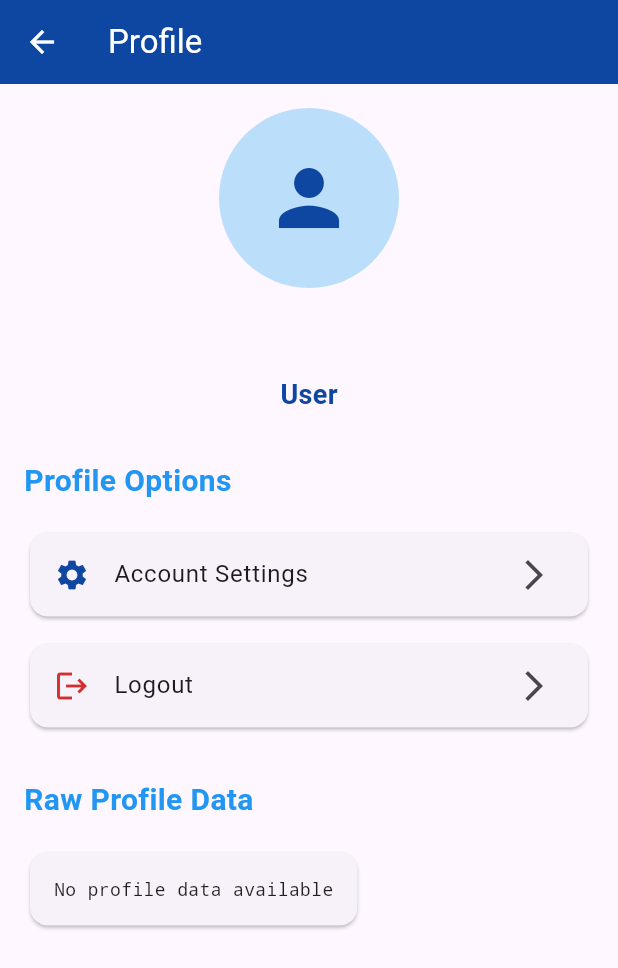
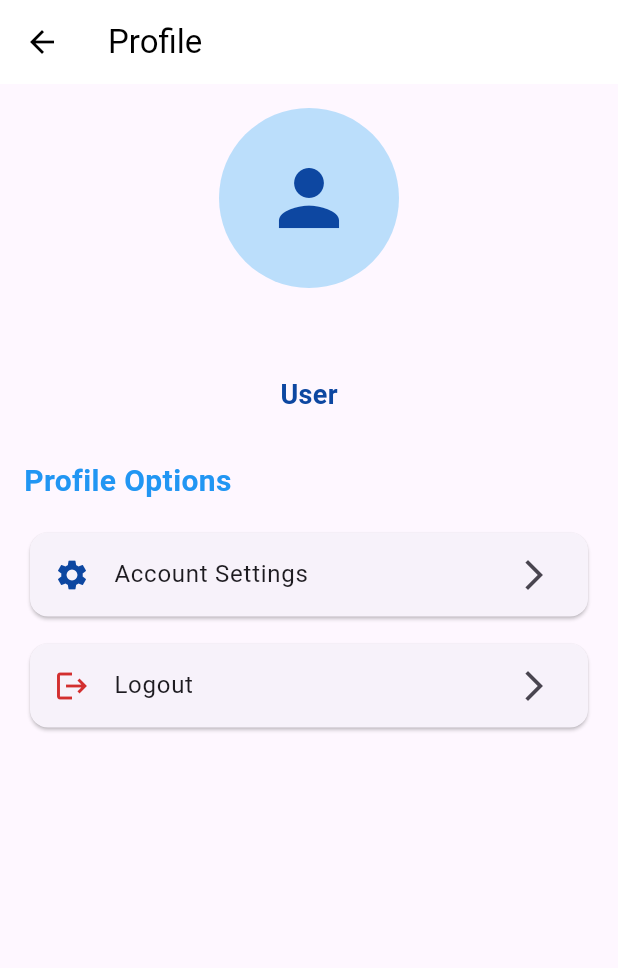
Before and after one commit to GlobalTechSoftwareSolution/politics_app, a Flutter app: the ProfileScreen screen opened directly with empty values, on a phone screen of 412 x 824 dp. Shown: the top 968 px of the screen. Run offline on Flutter 3.47's test engine with Material 3 defaults, Android fonts, the phone set to English and light mode, and no system bars; our stand-ins replace image_picker, shared_preferences; accounts and stored records are empty; network calls fail.

Commit message:
ready to review

```diff
--- a/lib/views/content_management_screen.dart
+++ b/lib/views/content_management_screen.dart
@@ -31,6 +31,11 @@ class _ContentManagementScreenState extends State<ContentManagementScreen> {
           _adminEmail = credentials['email'] ?? '';
           _adminPassword = credentials['password'] ?? '';
         });
+        print('=== LOADED CREDENTIALS FROM AUTH SERVICE ===');
+        print('Email: $_adminEmail');
+        print('Password length: ${_adminPassword.length}');
+      } else {
+        print('=== NO CREDENTIALS FOUND IN AUTH SERVICE ===');
       }
     } catch (e) {
       print('Error loading credentials: $e');
--- a/lib/views/profile_screen.dart
+++ b/lib/views/profile_screen.dart
@@ -98,12 +98,9 @@ class _ProfileScreenState extends State<ProfileScreen> {
     return Scaffold(
       appBar: AppBar(
         title: const Text('Profile'),
-        backgroundColor: Colors.blue[900],
-        foregroundColor: Colors.white,
-        leading: IconButton(
-          icon: const Icon(Icons.arrow_back),
-          onPressed: () => Navigator.pop(context),
-        ),
+        backgroundColor: Colors.white,
+        foregroundColor: Colors.black,
+        elevation: 0,
       ),
       body: _isLoading
           ? const Center(child: CircularProgressIndicator())
@@ -255,35 +252,6 @@ class _ProfileScreenState extends State<ProfileScreen> {
                         onTap: _logout,
                       ),
                     ),
-
-                    // Raw JSON display
-                    const SizedBox(height: 30),
-                    const Text(
-                      'Raw Profile Data',
-                      style: TextStyle(
-                        fontSize: 20,
-                        fontWeight: FontWeight.bold,
-                        color: Colors.blue,
-                      ),
-                    ),
-                    const SizedBox(height: 16),
-                    Card(
-                      child: Padding(
-                        padding: const EdgeInsets.all(16.0),
-                        child: Text(
-                          _profileData != null
-                              ? const JsonEncoder.withIndent(
-                                  '  ',
-                                ).convert(_profileData)
-                              : 'No profile data available',
-                          style: const TextStyle(
-                            fontFamily: 'monospace',
-                            fontSize: 12,
-                            color: Colors.black87,
-                          ),
-                        ),
-                      ),
-                    ),
                   ],
                 ),
               ),
```
Also changed, not shown: lib/admin/admin_dashboard.dart (+12 -2 lines), lib/admin/pending_users_screen.dart (+13 -15 lines), lib/views/dashboard_screen.dart (+16 -4 lines), lib/views/login_screen.dart (+0 -8 lines).
